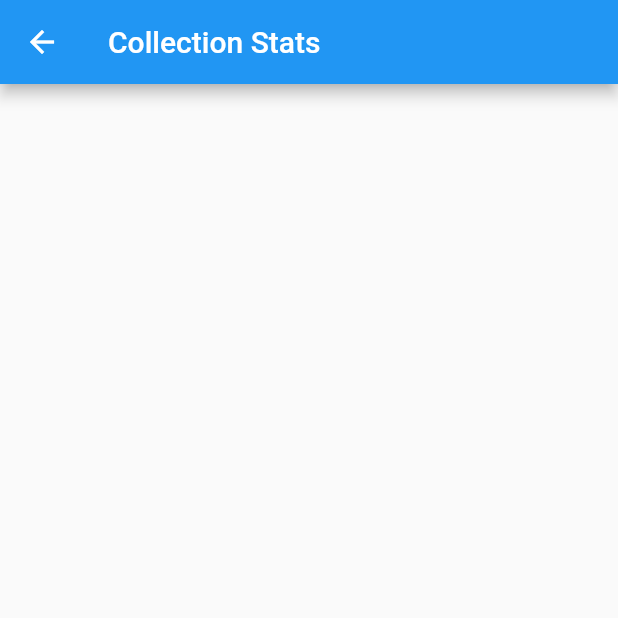
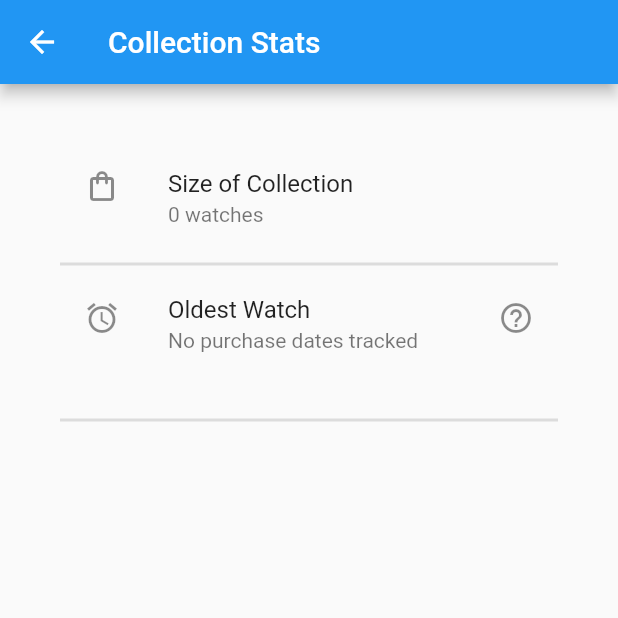
Before and after one commit to Stif-UK/WristCheck, a Flutter app: the CollectionStats screen opened directly, on a phone screen of 412 x 824 dp, the top half of it. Run offline on Flutter 3.47's test engine with Material 2 defaults, Android fonts, the phone set to English and light mode, and no system bars; our stand-ins replace get, hive, hive_flutter, image_cropper, image_picker, jiffy and 1 more; accounts and stored records are empty.

Commit message:
began populating collection stats page

```diff
--- a/lib/model/watch_methods.dart
+++ b/lib/model/watch_methods.dart
@@ -133,5 +133,18 @@ class WatchMethods {
     return name == ""? null : File("${directory.path}/$name");
   }
 
+  static Watches? getOldestorNewestWatch(List<Watches> watchBox, bool oldest){
+    List<Watches> datedWatches = watchBox.where((watch) => watch.purchaseDate != null).toList();
+    if(datedWatches.isEmpty ){
+      return null;
+    }
+    datedWatches.sort((a, b) => b.purchaseDate!.compareTo(a.purchaseDate!));
+
+    return oldest? datedWatches.last : datedWatches.first;
+
+
+
+  }
+
 
 }
--- a/lib/ui/collection_stats.dart
+++ b/lib/ui/collection_stats.dart
@@ -1,14 +1,56 @@
 import 'package:flutter/material.dart';
+import 'package:wristcheck/model/watch_methods.dart';
+import 'package:wristcheck/util/wristcheck_formatter.dart';
+
+import '../boxes.dart';
+import '../model/watches.dart';
 
 class CollectionStats extends StatelessWidget {
   const CollectionStats({Key? key}) : super(key: key);
 
+
   @override
   Widget build(BuildContext context) {
+
+    List<Watches> watchBox = Boxes.getCollectionWatches();
+    Watches? oldestWatch = WatchMethods.getOldestorNewestWatch(watchBox, true);
+    Watches? newestWatch = WatchMethods.getOldestorNewestWatch(watchBox, false);
+
     return Scaffold(
       appBar: AppBar(
         title: const Text("Collection Stats"),
       ),
+      body: Container(
+        padding: const EdgeInsets.all(20),
+        margin: const EdgeInsets.all(20),
+        child: ListView(
+          children: [
+            ListTile(
+              leading: const Icon(Icons.shopping_bag_outlined),
+              title: const Text("Size of Collection"),
+              subtitle: watchBox.length == 1? Text("${watchBox.length} watch") : Text("${watchBox.length} watches"),
+            ),
+            const Divider(thickness: 2,),
+            ListTile(
+              isThreeLine: true,
+              leading: const Icon(Icons.access_alarm),
+              trailing: const Icon(Icons.help_outline),
+              title: const Text("Oldest Watch"),
+              subtitle: oldestWatch == null? const Text("No purchase dates tracked"):Text("${oldestWatch.model}\n${WristCheckFormatter.getFormattedDate(oldestWatch.purchaseDate!)}"),
+
+
+            ),
+            const Divider(thickness: 2,)
+          ],
+        ),
+
+
+
+
+
+
+      ),
     );
   }
+
 }
```
